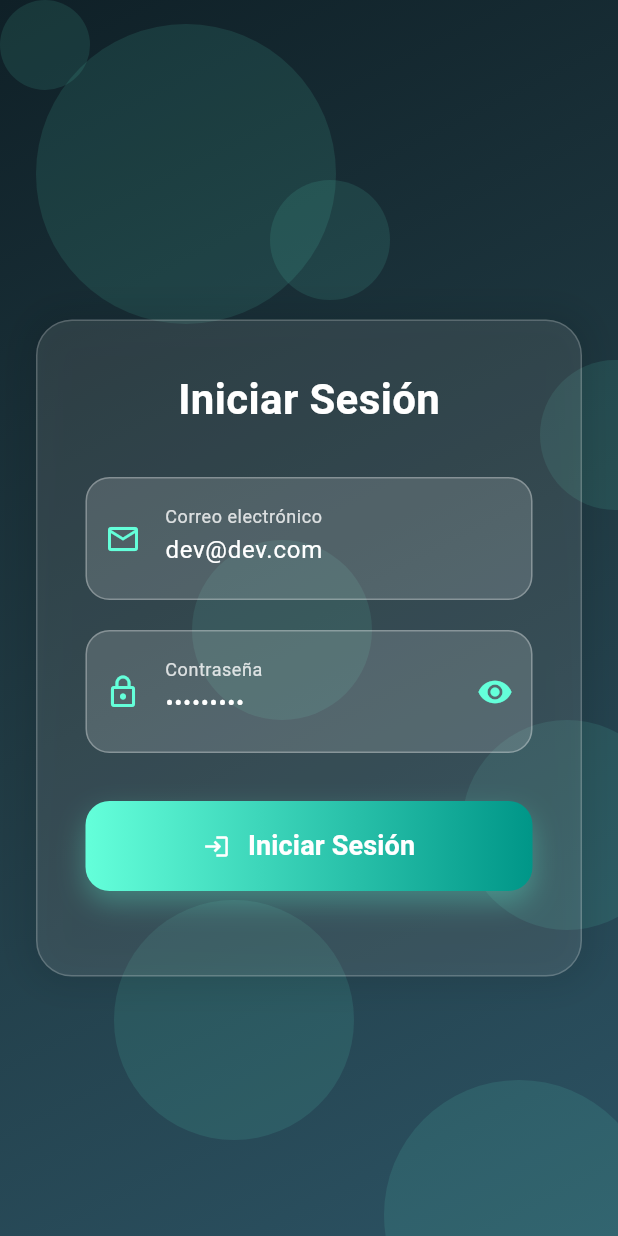
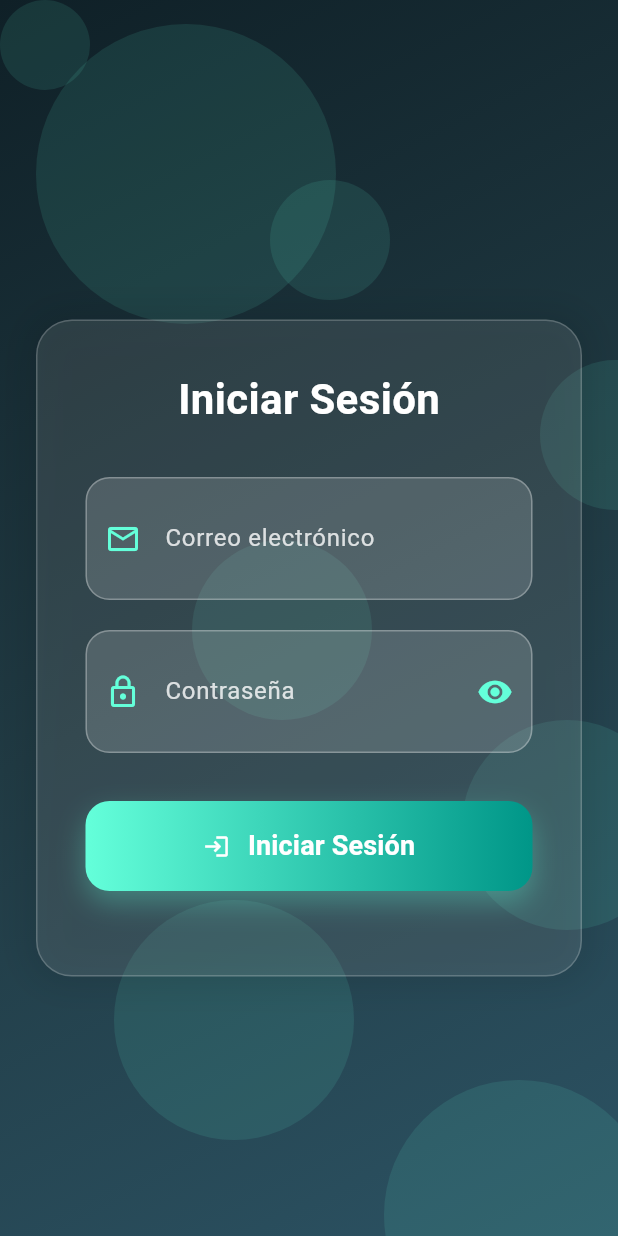
Before and after one commit to Saixnet021/PetsAndHealth, a Flutter app: the screen it shows after launch, on a phone screen of 412 x 824 dp. Run offline on Flutter 3.47's test engine with Material 3 defaults, Android fonts, the phone set to English and light mode, and no system bars; drawn by our look-alikes of flutter_animate; our stand-ins replace cloud_firestore, firebase_auth, firebase_core, image_picker, shimmer; accounts and stored records are empty.

Commit message:
web-construida

```diff
--- a/lib/views/login_screen.dart
+++ b/lib/views/login_screen.dart
@@ -16,10 +16,10 @@ class LoginScreen extends StatefulWidget {
 class _LoginScreenState extends State<LoginScreen> {
   // Controladores de texto
   final TextEditingController _emailController = TextEditingController(
-    text: 'dev@dev.com',
+    text: '',
   );
   final TextEditingController _passwordController = TextEditingController(
-    text: 'devdevdev',
+    text: '',
   );
 
   // Controlador de login
```
Also changed, not shown: 17 other files.
